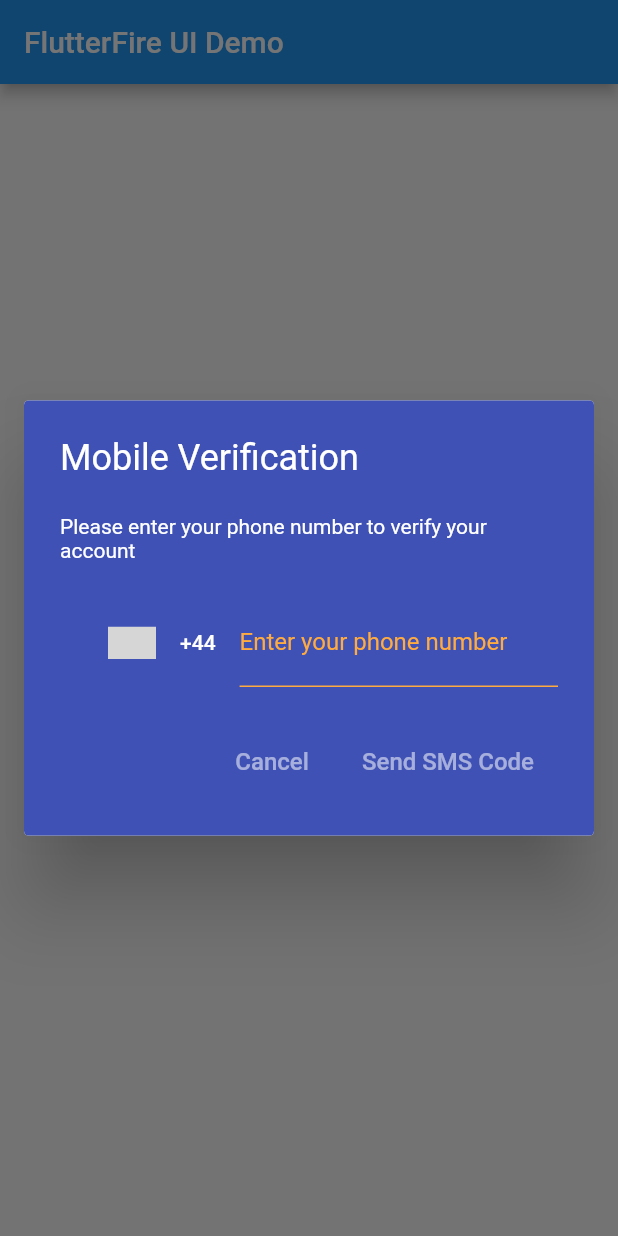
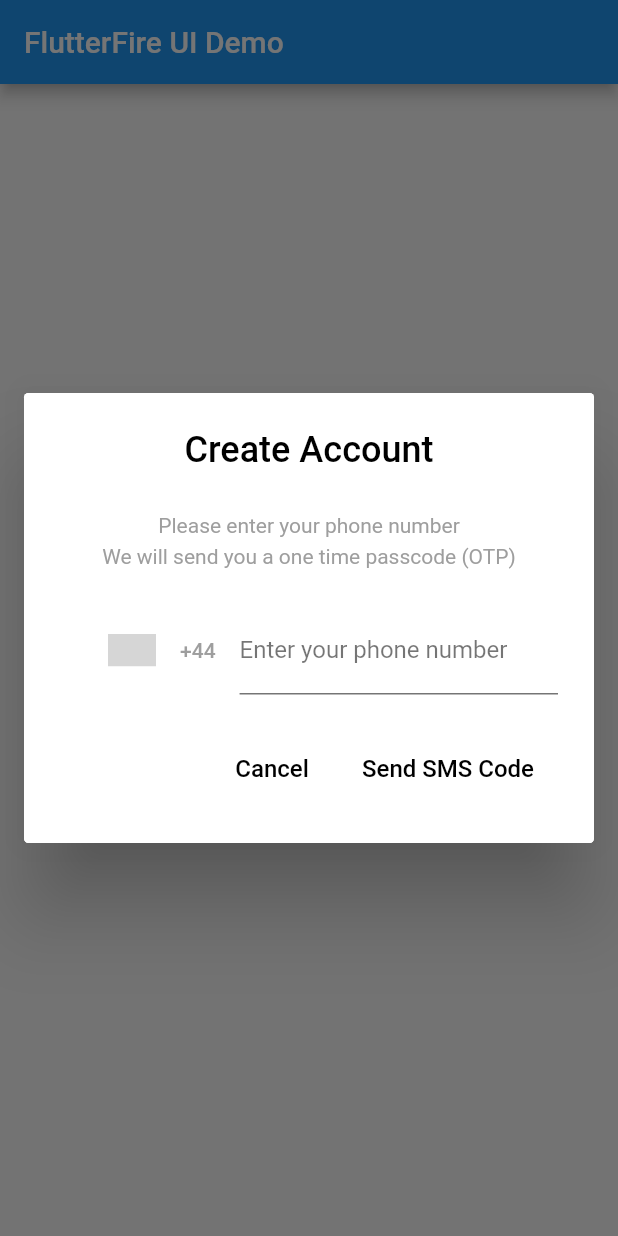
Before and after one commit to invertase/flutterfire_ui, a Flutter app: the screen it shows after launch, after a tap on "Verify Phone Number...", on a phone screen of 412 x 824 dp. Run offline on Flutter 3.47's test engine with Material 2 defaults, Android fonts, the phone set to English and light mode, and no system bars; drawn by our look-alikes of country_code_picker; our stand-ins replace firebase_auth, firebase_core; accounts and stored records are empty; grey boxes are pictures that could not be loaded.

Commit message:
feat: added more style overrides and error handling

```diff
--- a/packages/firebase_auth/example/lib/main.dart
+++ b/packages/firebase_auth/example/lib/main.dart
@@ -75,12 +75,8 @@ class _MyHomePageState extends State<MyHomePage> {
             onPressed: () => verifyPhoneNumber(context, VerifyPhoneNumberOptions(
                 favoriteCountries: ['GB', 'US'],
                 defaultCountry: 'GB',
-                backgroundColor: Colors.indigo,
-                titleColor: Colors.white,
-                textColor: Colors.white,
-                errorColor: Colors.green,
-                inputHighlightColor: Colors.orangeAccent,
-                buttonColor: Colors.white54
+                title: "Create Account",
+                inputHighlightColor: Colors.black54
             )).then(print),
             child: Text("Verify Phone Number..."),
           ),
--- a/packages/firebase_auth/lib/firebase_auth_ui.dart
+++ b/packages/firebase_auth/lib/firebase_auth_ui.dart
@@ -8,3 +8,4 @@ import 'package:country_code_picker/country_code_picker.dart';
 import 'package:flutter/services.dart';
 
 part 'src/verify_phone_number.dart';
+/// part 'src/sign_in_with_provider.dart';
--- a/packages/firebase_auth/lib/src/verify_phone_number.dart
+++ b/packages/firebase_auth/lib/src/verify_phone_number.dart
@@ -29,9 +29,12 @@ class VerifyPhoneNumberOptions {
       {this.auth,
       this.type = VerifyPhoneNumberType.signIn,
       this.onError,
-      this.title = "Mobile Verification",
+      this.title = "Verify your phone number",
+      this.otpTitle = "Code Validation",
       this.description =
-          "Please enter your phone number to verify your account",
+          "Please enter your phone number \r\n"
+              "We will send you a one time passcode (OTP)",
+      this.otpDescription = "An OTP has been sent. Please enter it below",
       this.phoneNumberLabel = "Enter your phone number",
       this.send = "Send SMS Code",
       this.cancel = "Cancel",
@@ -65,8 +68,16 @@ class VerifyPhoneNumberOptions {
   /// Defaults to "Verify your phone number".
   final String title;
 
+  /// The title of the dialog on the OTP Screen.
+  ///
+  /// Defaults to "Code Validation".
+  final String otpTitle;
+
   /// The description shown below the [title].
   final String description;
+
+  /// The description shown below the [title] on the validation screen.
+  final String otpDescription;
 
   /// The label shown for the phone number text field.
   final String phoneNumberLabel;
@@ -187,15 +198,31 @@ class _VerifyPhoneNumberState extends State<_VerifyPhoneNumber> {
   Widget get title {
     return Container(
         margin: EdgeInsets.only(bottom: 24),
+        child: Center(
           child: Text(
-          widget.options.title,
-          style: TextStyle(fontSize: 24, color: widget.options.titleColor),
-        ));
+            _enterSmsCode ? widget.options.otpTitle : widget.options.title,
+            textAlign: TextAlign.center,
+            style: TextStyle(
+              fontSize: 24,
+              color: widget.options.titleColor,
+              fontWeight: FontWeight.w500),
+          ),
+        ),
+    );
   }
 
   Widget get description {
-    return Text(widget.options.description,
-        style: TextStyle(fontSize: 14, color: widget.options.textColor));
+    return Center(
+        child: Text(
+            _enterSmsCode ? widget.options.otpDescription : widget.options.description,
+            textAlign: TextAlign.center,
+            style: TextStyle(
+                fontSize: 14,
+                color: widget.options.textColor,
+            height: 1.5
+            )
+        ),
+    );
   }
 
   Widget get error {
@@ -281,6 +308,7 @@ class _VerifyPhoneNumberState extends State<_VerifyPhoneNumber> {
   void performAuthAction(PhoneAuthCredential phoneAuthCredential) async {
     UserCredential userCredential;
 
+    try {
       if (widget.options.type == VerifyPhoneNumberType.signIn) {
         assert(widget.auth.currentUser == null);
         userCredential =
@@ -290,8 +318,10 @@ class _VerifyPhoneNumberState extends State<_VerifyPhoneNumber> {
         userCredential =
         await widget.auth.currentUser.linkWithCredential(phoneAuthCredential);
       }
-
       Navigator.pop(context, userCredential);
+    } catch (e) {
+      handleError(e);
+    }
   }
 
   void handleError(Object e) {
@@ -464,14 +494,14 @@ class _SMSCodeInput extends StatelessWidget {
           ),
           decoration: InputDecoration(
             counterText: '',
-            focusedBorder: OutlineInputBorder(
+            focusedBorder: UnderlineInputBorder(
               borderSide: BorderSide(color: options.inputHighlightColor),
             ),
             contentPadding: EdgeInsets.only(
               bottom: 30,
             ),
             enabledBorder:
-                OutlineInputBorder(borderSide: BorderSide(color: options.textColor)),
+                UnderlineInputBorder(borderSide: BorderSide(color: options.textColor)),
           ),
         ),
       ),
```
Also changed, not shown: packages/firebase_auth/lib/src/sign_in_with_provider.dart (added, +23 -0 lines), 1 other file. Lines whose indentation alone changed are shown as unchanged.
